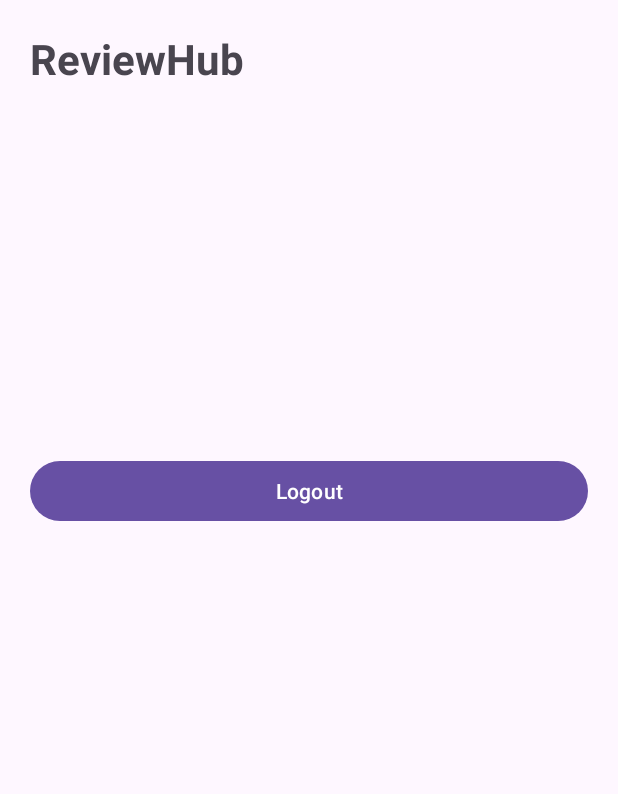
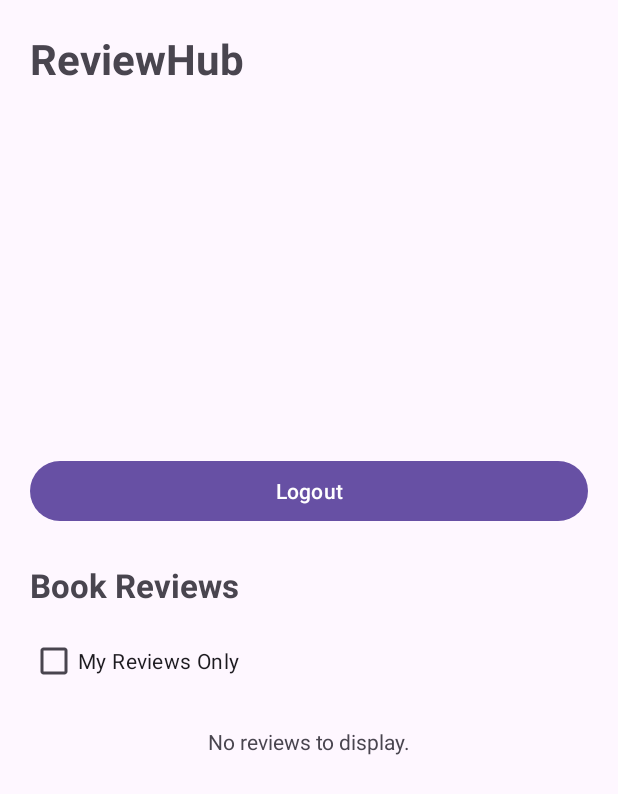
Before and after one commit to lucykgood/miniproject-reviewhub, an Android app: the screen it shows after launch once a user with an empty profile is signed in (HomeActivity), on a phone screen of 412 x 824 dp. Shown: the top 794 px of the screen. Run offline under Robolectric (Android 15) with nearby library versions, the phone set to English and light mode, and no system bars; our stand-ins replace Firebase (no records; nobody signed in at launch, a user with empty details on screens opened directly).

Commit message:
Implement Firestore review list and user filtering

```diff
--- a/app/src/main/java/com/example/miniproject_reviewhub/HomeActivity.java
+++ b/app/src/main/java/com/example/miniproject_reviewhub/HomeActivity.java
@@ -8,12 +8,17 @@ import android.widget.ImageView;
 import android.widget.ProgressBar;
 import android.widget.TextView;
 import android.widget.Toast;
+import android.widget.CheckBox;
+import android.widget.ListView;
 
 import androidx.appcompat.app.AppCompatActivity;
 
 import com.google.firebase.auth.FirebaseAuth;
 import com.google.firebase.auth.FirebaseUser;
 import com.google.firebase.firestore.FirebaseFirestore;
+import com.google.firebase.firestore.Query;
+
+import java.util.ArrayList;
 
 public class HomeActivity extends AppCompatActivity {
 
@@ -23,6 +28,14 @@ public class HomeActivity extends AppCompatActivity {
     private ImageView profileImageView;
     private ProgressBar profileProgressBar;
     private Button logoutButton;
+    private ListView reviewsListView;
+    private CheckBox myReviewsCheckBox;
+    private ProgressBar reviewsProgressBar;
+    private TextView emptyReviewsTextView;
+
+    private ArrayList<Review> allReviews;
+    private ArrayList<Review> displayedReviews;
+    private ReviewAdapter reviewAdapter;
 
     private FirebaseAuth auth;
     private FirebaseFirestore db;
@@ -41,10 +54,79 @@ public class HomeActivity extends AppCompatActivity {
         profileImageView = findViewById(R.id.profileImageView);
         profileProgressBar = findViewById(R.id.profileProgressBar);
         logoutButton = findViewById(R.id.logoutButton);
+        reviewsListView = findViewById(R.id.reviewsListView);
+        myReviewsCheckBox = findViewById(R.id.myReviewsCheckBox);
+        reviewsProgressBar = findViewById(R.id.reviewsProgressBar);
+        emptyReviewsTextView = findViewById(R.id.emptyReviewsTextView);
+
+        allReviews = new ArrayList<>();
+        displayedReviews = new ArrayList<>();
+
+        reviewAdapter = new ReviewAdapter(this, displayedReviews);
+        reviewsListView.setAdapter(reviewAdapter);
+
+        myReviewsCheckBox.setOnCheckedChangeListener(
+                (buttonView, isChecked) -> filterReviews()
+        );
 
         logoutButton.setOnClickListener(v -> logoutUser());
 
         loadUserProfile();
+        loadReviews();
+    }
+
+    private void loadReviews() {
+        reviewsProgressBar.setVisibility(View.VISIBLE);
+        emptyReviewsTextView.setVisibility(View.GONE);
+
+        // Sorts and retrieves needed documents
+        db.collection("reviews").orderBy("createdAt", Query.Direction.DESCENDING).get().addOnSuccessListener(querySnapshot -> {
+            reviewsProgressBar.setVisibility(View.GONE);
+            allReviews.clear();
+
+            for (com.google.firebase.firestore.DocumentSnapshot document : querySnapshot.getDocuments()) {
+                Review review = document.toObject(Review.class);
+
+                if (review != null) {
+                    review.setId(document.getId());
+                    allReviews.add(review);
+                }
+            }
+            filterReviews();
+        }).addOnFailureListener(e -> {
+            reviewsProgressBar.setVisibility(View.GONE);
+            Toast.makeText(this, "Failed to load reviews", Toast.LENGTH_SHORT).show();
+        });
+    }
+
+    private void filterReviews() {
+        displayedReviews.clear();
+        boolean myReviewsOnly = myReviewsCheckBox.isChecked();
+        String currentUserId = auth.getCurrentUser().getUid();
+
+        for (Review review : allReviews) {
+            if (!myReviewsOnly || review.getUserId().equals(currentUserId)) {
+                displayedReviews.add(review);
+            }
+        }
+
+        reviewAdapter.notifyDataSetChanged();
+
+        if (displayedReviews.isEmpty()) {
+            emptyReviewsTextView.setVisibility(View.VISIBLE);
+        } else {
+            emptyReviewsTextView.setVisibility(View.GONE);
+        }
+    }
+
+    // Refresh reviews
+    @Override
+    protected void onResume() {
+        super.onResume();
+
+        if (db != null && auth.getCurrentUser() != null) {
+            loadReviews();
+        }
     }
 
     private void loadUserProfile() {
--- a/app/src/main/res/layout/activity_home.xml
+++ b/app/src/main/res/layout/activity_home.xml
@@ -61,4 +61,43 @@
         android:text="Logout"
         android:layout_marginTop="24dp"/>
 
+
+    <TextView
+        android:layout_width="match_parent"
+        android:layout_height="wrap_content"
+        android:text="Book Reviews"
+        android:textSize="22sp"
+        android:textStyle="bold"
+        android:layout_marginTop="24dp"
+        android:layout_marginBottom="12dp"/>
+
+    <CheckBox
+        android:id="@+id/myReviewsCheckBox"
+        android:layout_width="wrap_content"
+        android:layout_height="wrap_content"
+        android:text="My Reviews Only"/>
+
+    <ProgressBar
+        android:id="@+id/reviewsProgressBar"
+        android:layout_width="wrap_content"
+        android:layout_height="wrap_content"
+        android:layout_gravity="center"
+        android:visibility="gone"/>
+
+    <TextView
+        android:id="@+id/emptyReviewsTextView"
+        android:layout_width="match_parent"
+        android:layout_height="wrap_content"
+        android:text="No reviews to display."
+        android:gravity="center"
+        android:padding="20dp"
+        android:visibility="gone"/>
+
+    <ListView
+        android:id="@+id/reviewsListView"
+        android:layout_width="match_parent"
+        android:layout_height="0dp"
+        android:layout_weight="1"
+        android:dividerHeight="8dp"/>
+
 </LinearLayout>
```
Also changed, not shown: app/src/main/java/com/example/miniproject_reviewhub/Review.java (added, +54 -0 lines), app/src/main/java/com/example/miniproject_reviewhub/ReviewAdapter.java (added, +50 -0 lines), app/src/main/res/layout/item_review.xml (added, +35 -0 lines).
